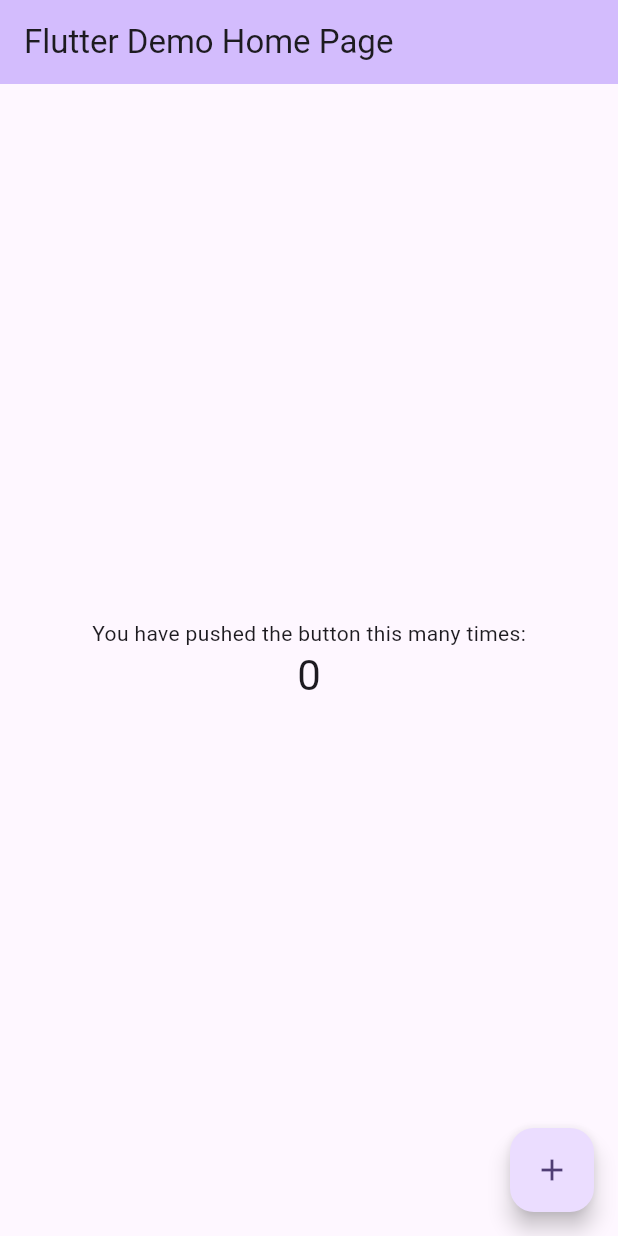
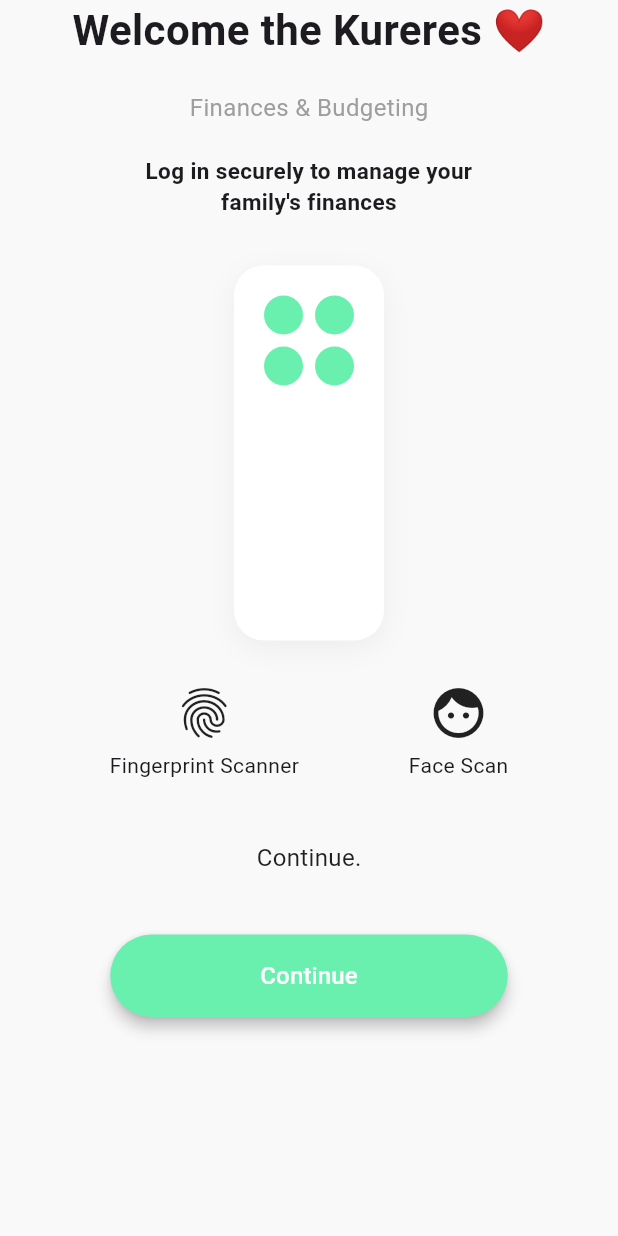
Before and after one commit to ClarenceLaria/my_pesa_mate, a Flutter app: the screen it shows after launch, on a phone screen of 412 x 824 dp. Run offline on Flutter 3.47's test engine with Material 3 defaults, Android fonts, the phone set to English and light mode, and no system bars; Roboto replaces fonts that are missing (SFPro).

Commit message:
Login screen updates

```diff
--- a/lib/main.dart
+++ b/lib/main.dart
@@ -1,4 +1,5 @@
 import 'package:flutter/material.dart';
+import 'package:kurerefinancialplanner_app/screens/login_screen.dart';
 
 void main() {
   runApp(const MyApp());
@@ -11,115 +12,13 @@
   @override
   Widget build(BuildContext context) {
     return MaterialApp(
-      title: 'Flutter Demo',
+      title: 'The Kureres Financial Planner',
       theme: ThemeData(
-        // This is the theme of your application.
-        //
-        // TRY THIS: Try running your application with "flutter run". You'll see
-        // the application has a purple toolbar. Then, without quitting the app,
-        // try changing the seedColor in the colorScheme below to Colors.green
-        // and then invoke "hot reload" (save your changes or press the "hot
-        // reload" button in a Flutter-supported IDE, or press "r" if you used
-        // the command line to start the app).
-        //
-        // Notice that the counter didn't reset back to zero; the application
-        // state is not lost during the reload. To reset the state, use hot
-        // restart instead.
-        //
-        // This works for code too, not just values: Most code changes can be
-        // tested with just a hot reload.
-        colorScheme: ColorScheme.fromSeed(seedColor: Colors.deepPurple),
+        fontFamily: 'SFPro',
+        scaffoldBackgroundColor: const Color(0xFFF9F9F9),
         useMaterial3: true,
       ),
-      home: const MyHomePage(title: 'Flutter Demo Home Page'),
+      home: const LoginScreen(),
     );
   }
 }
-
-class MyHomePage extends StatefulWidget {
-  const MyHomePage({super.key, required this.title});
-
-  // This widget is the home page of your application. It is stateful, meaning
-  // that it has a State object (defined below) that contains fields that affect
-  // how it looks.
-
-  // This class is the configuration for the state. It holds the values (in this
-  // case the title) provided by the parent (in this case the App widget) and
-  // used by the build method of the State. Fields in a Widget subclass are
-  // always marked "final".
-
-  final String title;
-
-  @override
-  State<MyHomePage> createState() => _MyHomePageState();
-}
-
-class _MyHomePageState extends State<MyHomePage> {
-  int _counter = 0;
-
-  void _incrementCounter() {
-    setState(() {
-      // This call to setState tells the Flutter framework that something has
-      // changed in this State, which causes it to rerun the build method below
-      // so that the display can reflect the updated values. If we changed
-      // _counter without calling setState(), then the build method would not be
-      // called again, and so nothing would appear to happen.
-      _counter++;
-    });
-  }
-
-  @override
-  Widget build(BuildContext context) {
-    // This method is rerun every time setState is called, for instance as done
-    // by the _incrementCounter method above.
-    //
-    // The Flutter framework has been optimized to make rerunning build methods
-    // fast, so that you can just rebuild anything that needs updating rather
-    // than having to individually change instances of widgets.
-    return Scaffold(
-      appBar: AppBar(
-        // TRY THIS: Try changing the color here to a specific color (to
-        // Colors.amber, perhaps?) and trigger a hot reload to see the AppBar
-        // change color while the other colors stay the same.
-        backgroundColor: Theme.of(context).colorScheme.inversePrimary,
-        // Here we take the value from the MyHomePage object that was created by
-        // the App.build method, and use it to set our appbar title.
-        title: Text(widget.title),
-      ),
-      body: Center(
-        // Center is a layout widget. It takes a single child and positions it
-        // in the middle of the parent.
-        child: Column(
-          // Column is also a layout widget. It takes a list of children and
-          // arranges them vertically. By default, it sizes itself to fit its
-          // children horizontally, and tries to be as tall as its parent.
-          //
-          // Column has various properties to control how it sizes itself and
-          // how it positions its children. Here we use mainAxisAlignment to
-          // center the children vertically; the main axis here is the vertical
-          // axis because Columns are vertical (the cross axis would be
-          // horizontal).
-          //
-          // TRY THIS: Invoke "debug painting" (choose the "Toggle Debug Paint"
-          // action in the IDE, or press "p" in the console), to see the
-          // wireframe for each widget.
-          mainAxisAlignment: MainAxisAlignment.center,
-          children: <Widget>[
-            const Text(
-              'You have pushed the button this many times:',
-            ),
-            Text(
-              '$_counter',
-              style: Theme.of(context).textTheme.headlineMedium,
-            ),
-          ],
-        ),
-      ),
-      floatingActionButton: FloatingActionButton(
-        onPressed: _incrementCounter,
-        tooltip: 'Increment',
-        child: const Icon(Icons.add),
-      ), // This trailing comma makes auto-formatting nicer for build methods.
-    );
-  }
-}
--- /dev/null
+++ b/lib/screens/login_screen.dart
@@ -0,0 +1,121 @@
+import 'package:flutter/material.dart';
+
+class LoginScreen extends StatelessWidget {
+  const LoginScreen({super.key});
+
+  @override
+  Widget build(BuildContext context) {
+    return Scaffold(
+      body: SafeArea(
+        child: SingleChildScrollView(
+          child: Column(
+            children: [
+              const Text(
+                'Welcome the Kureres ❤',
+                style: TextStyle(
+                  fontSize: 28,
+                  fontWeight: FontWeight.bold,
+                ),
+              ),
+              const SizedBox(height: 20),
+              const Text(
+                'Finances & Budgeting',
+                style: TextStyle(
+                  fontSize: 16,
+                  color: Colors.grey,
+                ),
+              ),
+              const SizedBox(height: 20),
+              const Text(
+                "Log in securely to manage your \nfamily's finances",
+                textAlign: TextAlign.center,
+                style: TextStyle(
+                  fontSize: 15,
+                  fontWeight: FontWeight.bold,
+                ),
+              ),
+              const SizedBox(height: 32),
+              Container(
+                width: 100,
+                height: 250,
+                padding: const EdgeInsets.all(16),
+                decoration: BoxDecoration(
+                  color: Colors.white,
+                  borderRadius: BorderRadius.circular(20),
+                  boxShadow: [
+                    BoxShadow(
+                      blurRadius: 15,
+                      offset: const Offset(0, 5),
+                      color: Colors.black.withOpacity(0.05),
+                    )
+                  ],
+                ),
+                child: GridView.count(
+                  crossAxisCount: 2,
+                  children: List.generate(4, (_) => _buildDot()),
+                ),
+              ),
+              const SizedBox(height: 28),
+              const Row(
+                mainAxisAlignment: MainAxisAlignment.spaceEvenly,
+                children: [
+                  Column(
+                    children: [
+                      Icon(Icons.fingerprint, size: 40),
+                      SizedBox(height: 5),
+                      Text('Fingerprint Scanner', style: TextStyle(fontSize: 14)),
+                    ],
+                  ),
+                  Column(
+                    children: [
+                      Icon(Icons.face, size: 40),
+                      SizedBox(height: 5),
+                      Text('Face Scan', style: TextStyle(fontSize: 14)),
+                    ],
+                  ),
+                ],
+              ),
+              const SizedBox(height: 40),
+              const Spacer(),
+              const Text(
+                'Continue.',
+                style: TextStyle(fontSize: 16, color: Colors.black87),
+              ),
+              const SizedBox(height: 40),
+              ElevatedButton(
+                onPressed: () {
+                  // Navigation logic or auth logic
+                },
+                style: ElevatedButton.styleFrom(
+                  backgroundColor: Colors.greenAccent,
+                  padding: const EdgeInsets.symmetric(horizontal: 100, vertical: 16),
+                  shape: RoundedRectangleBorder(
+                    borderRadius: BorderRadius.circular(30),
+                  ),
+                  elevation: 4,
+                ),
+                child: const Text(
+                  'Continue',
+                  style: TextStyle(fontSize: 16, color: Colors.white),
+                ),
+              ),
+            ],
+          ),
+        )
+      ),
+    );
+  }
+
+  Widget _buildDot() {
+  return Container(
+    width: 20,
+    height: 20,
+    margin: const EdgeInsets.all(4),
+    decoration: const BoxDecoration(
+      color: Colors.greenAccent,
+      shape: BoxShape.circle,
+    ),
+  );
+}
+
+}
```
